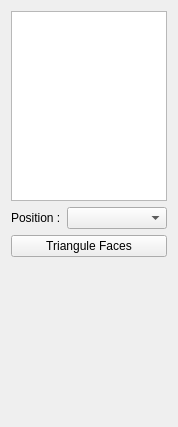
This is SCHNApps/Plugins/subdivideSurface/subdivideSurface.ui in cgogn/CGoGN as Qt 5 draws it before an edit. The edited form follows.
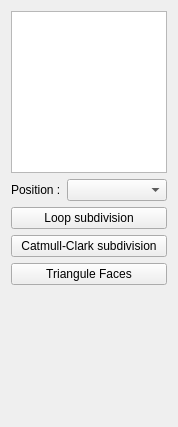
This is the edited form.

The edit to the form file:
```diff
--- a/SCHNApps/Plugins/subdivideSurface/subdivideSurface.ui
+++ b/SCHNApps/Plugins/subdivideSurface/subdivideSurface.ui
@@ -38,6 +38,20 @@
      </item>
     </layout>
    </item>
+   <item>
+    <widget class="QPushButton" name="button_loopSubdivision">
+     <property name="text">
+      <string>Loop subdivision</string>
+     </property>
+    </widget>
+   </item>
+   <item>
+    <widget class="QPushButton" name="button_CCSubdivision">
+     <property name="text">
+      <string>Catmull-Clark subdivision</string>
+     </property>
+    </widget>
+   </item>
    <item>
     <widget class="QPushButton" name="button_trianguleFaces">
      <property name="text">
```
